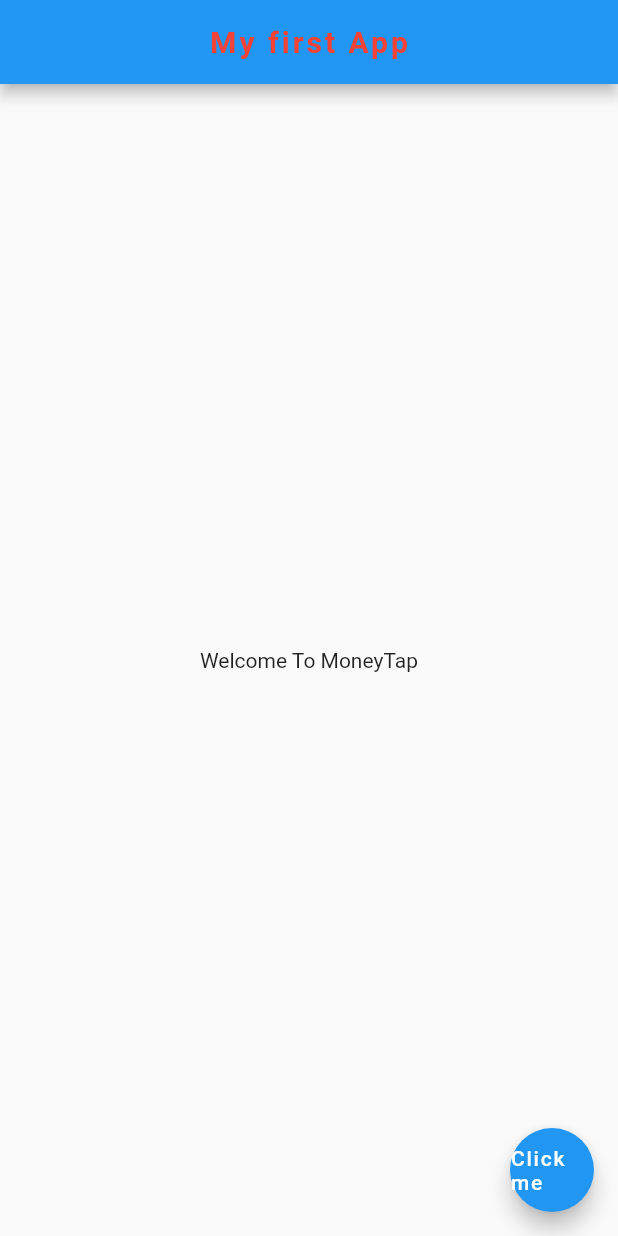
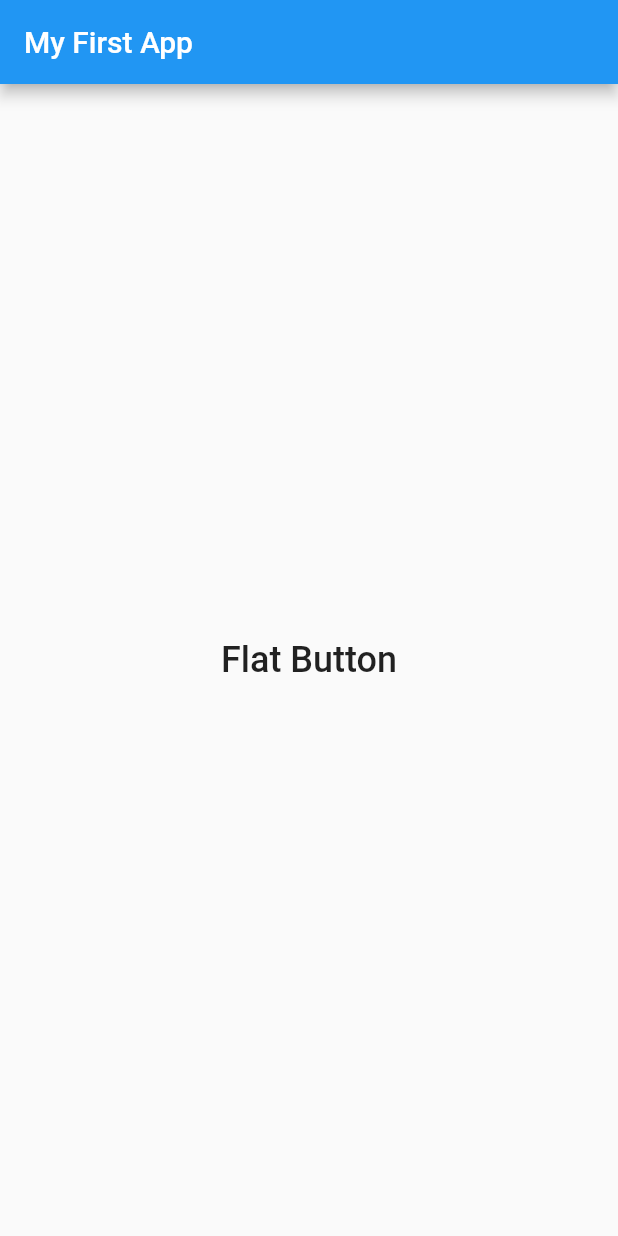
Before and after one commit to rajupraaa1234/mtapflutter, a Flutter app: the screen it shows after launch, on a phone screen of 412 x 824 dp. Run offline on Flutter 3.47's test engine with Material 2 defaults, Android fonts, the phone set to English and light mode, and no system bars.

Commit message:
added Button

```diff
--- a/lib/main.dart
+++ b/lib/main.dart
@@ -1,28 +1,70 @@
 import 'package:flutter/material.dart';
 
-void main() => runApp(MaterialApp(
-    home: Scaffold(
+void main(){
+    runApp(myFirstApp());
+}
+
+class myFirstApp extends StatelessWidget {
+  const myFirstApp({Key? key}) : super(key: key);
+
+  @override
+  Widget build(BuildContext context) {
+    return MaterialApp(
+       title: "My First App",
+      theme: ThemeData(
+        primarySwatch: Colors.blue,
+      ),
+      home: Scaffold(
         appBar: AppBar(
-          title: Text(
-              'My first App',
-                  style: TextStyle(
-                    fontSize: 20.0,
-            color: Colors.red,
-            fontWeight: FontWeight.bold,
-            letterSpacing: 2.0
-          ),
-
-          ),
-          centerTitle: true,
+          title: Text("My First App"),
         ),
         body: Center(
-          child: Text("Welcome To MoneyTap"),
+          child: FlatButton(
+            splashColor: Colors.cyan,
+            onPressed: (){},
+            child: Text(
+              "Flat Button",
+              style: TextStyle(
+                fontSize: 24.0,
+              ),
+            ),
+          )
+              // child: Text("This is First Flutter App",
+              //     style: new TextStyle(
+              //        color: Colors.red,
+              //       fontSize: 25.0,
+              //       fontStyle: FontStyle.italic,
+              // ),
+           ),
         ),
-           floatingActionButton: FloatingActionButton(
-             onPressed: () {  },
-             child: Text('Click me'),
-           ),
-    )));
+
+    );
+  }
+}
+
+// void main() => runApp(MaterialApp(
+//     home: Scaffold(
+//         appBar: AppBar(
+//           title: Text(
+//               'My first App',
+//                   style: TextStyle(
+//                     fontSize: 20.0,
+//             color: Colors.red,
+//             fontWeight: FontWeight.bold,
+//             letterSpacing: 2.0
+//           ),
+//
+//           ),
+//           centerTitle: true,
+//         ),
+//         body: Center(
+//           child: Text("Welcome To MoneyTap"),
+//         ),
+//            floatingActionButton: FloatingActionButton(
+//              onPressed: () {  },
+//              child: Text('Click me'),
+//            ),
+//     )));
 
 // void main()=>
 //   runApp(
```
